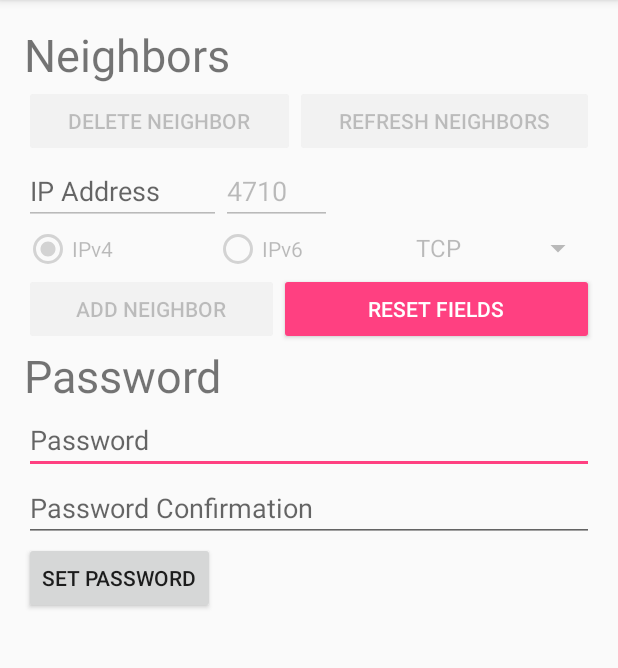
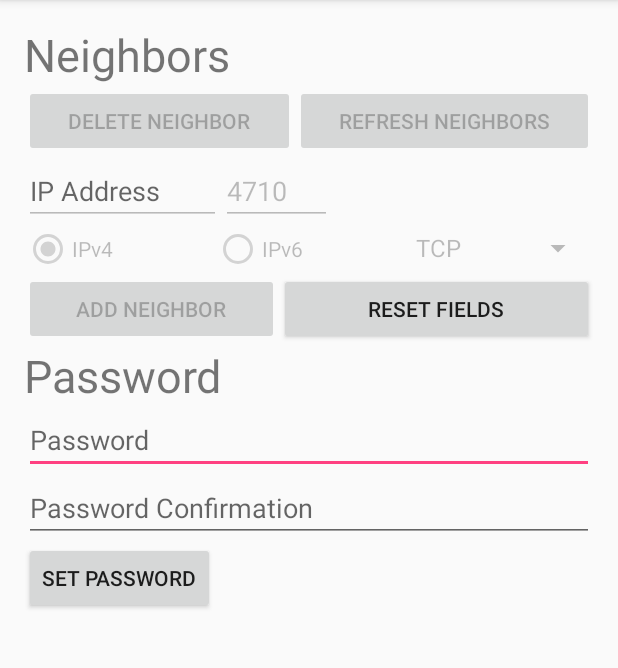
Before and after one commit to textbrowser/smoke, an Android app: the Settings screen opened directly, with no data from a screen before it, on a phone screen of 412 x 824 dp, the part 84-752 px from its top. Run offline under Robolectric (Android 15) with nearby library versions, the phone set to English and light mode, and no system bars.

Commit message:
Replaced button styles.

```diff
--- a/Smoke/app/src/main/res/layout/activity_settings.xml
+++ b/Smoke/app/src/main/res/layout/activity_settings.xml
@@ -62,15 +62,15 @@
                             android:layout_width="wrap_content"
                             android:layout_height="wrap_content"
                             android:layout_weight="1"
-                            style="@style/Widget.AppCompat.Button.Colored"
-                            android:id="@+id/delete_neighbor" />
+                            android:id="@+id/delete_neighbor"
+                            style="@style/Widget.AppCompat.Button" />
 
                         <Button
                             android:text="@string/refresh_neighbors"
                             android:layout_width="wrap_content"
                             android:layout_height="wrap_content"
                             android:layout_weight="1"
-                            style="@style/Widget.AppCompat.Button.Colored"
+                            style="@style/Widget.AppCompat.Button"
                             android:id="@+id/refresh_neighbors" />
                     </LinearLayout>
 
@@ -146,14 +146,14 @@
                             android:layout_width="170dp"
                             android:layout_height="wrap_content"
                             android:id="@+id/add_neighbor"
-                            style="@style/Widget.AppCompat.Button.Colored" />
+                            style="@style/Widget.AppCompat.Button" />
 
                         <Button
                             android:layout_width="match_parent"
                             android:layout_height="wrap_content"
                             android:id="@+id/reset_neighbor_fields"
                             android:text="@string/reset_fields"
-                            style="@style/Widget.AppCompat.Button.Colored" />
+                            style="@style/Widget.AppCompat.Button" />
                     </LinearLayout>
 
                     <TextView
--- a/Smoke/app/src/main/res/values/strings.xml
+++ b/Smoke/app/src/main/res/values/strings.xml
@@ -20,4 +20,6 @@
     <string name="password_confirmation">Password Confirmation</string>
     <string name="set_password">Set Password</string>
     <string name="authenticate">Authenticate</string>
+    <string name="authenticate_authenticate">Authenticate</string>
+    <string name="authenticate_password">Password</string>
 </resources>
```
Also changed, not shown: Smoke/app/src/main/res/layout/activity_authenticate.xml (+13 -7 lines).
